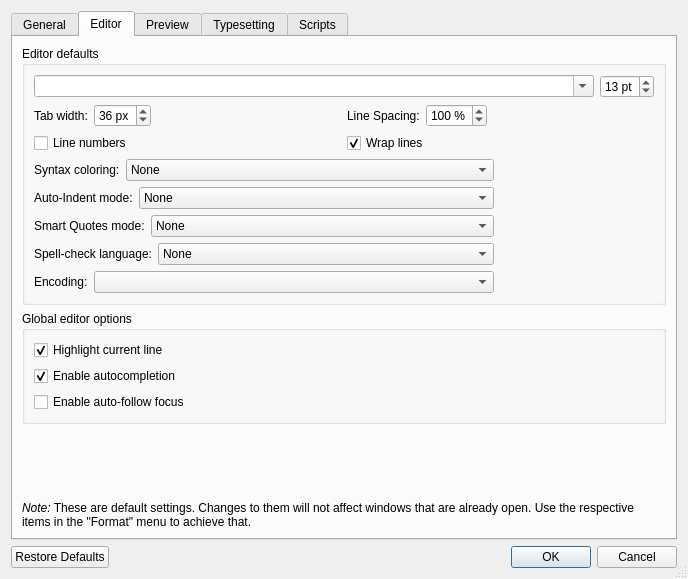
Qt form src/PrefsDialog.ui (TeXworks/texworks) before a commit.
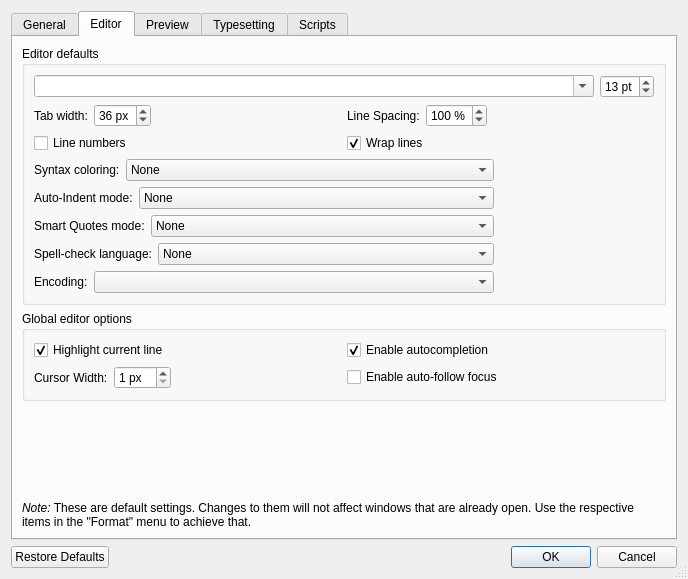
The same form after that commit. The open tabs and pages were chosen to show the change. Icons and pictures are not drawn. Custom widgets are drawn as their Qt base class.

Commit message:
Make text cursor width customizable (fixes #668, #669)
Also reverts d429add which did not work as intended.

What changed in the file:
```diff
--- a/src/PrefsDialog.ui
+++ b/src/PrefsDialog.ui
@@ -523,6 +523,8 @@
          </property>
          <layout class="QGridLayout" name="gridLayout_3">
           <item row="0" column="0">
+           <layout class="QHBoxLayout" name="horizontalLayout_9">
+            <item>
            <widget class="QCheckBox" name="highlightCurrentLine">
             <property name="text">
              <string>Highlight current line</string>
@@ -532,7 +534,58 @@
             </property>
            </widget>
           </item>
+            <item>
+             <spacer name="horizontalSpacer_11">
+              <property name="orientation">
+               <enum>Qt::Horizontal</enum>
+              </property>
+              <property name="sizeHint" stdset="0">
+               <size>
+                <width>40</width>
+                <height>20</height>
+               </size>
+              </property>
+             </spacer>
+            </item>
+           </layout>
+          </item>
           <item row="1" column="0">
+           <layout class="QHBoxLayout" name="horizontalLayout_6">
+            <item>
+             <widget class="QLabel" name="label_17">
+              <property name="text">
+               <string>Cursor Width:</string>
+              </property>
+             </widget>
+            </item>
+            <item>
+             <widget class="QSpinBox" name="cursorWidth">
+              <property name="suffix">
+               <string extracomment="cursor width unit"> px</string>
+              </property>
+              <property name="minimum">
+               <number>1</number>
+              </property>
+             </widget>
+            </item>
+            <item>
+             <spacer name="horizontalSpacer_12">
+              <property name="orientation">
+               <enum>Qt::Horizontal</enum>
+              </property>
+              <property name="sizeHint" stdset="0">
+               <size>
+                <width>40</width>
+                <height>20</height>
+               </size>
+              </property>
+             </spacer>
+            </item>
+           </layout>
+          </item>
+          <item row="0" column="1">
+           <layout class="QHBoxLayout" name="horizontalLayout_14">
+            <item>
            <widget class="QCheckBox" name="autocompleteEnabled">
             <property name="text">
              <string>Enable autocompletion</string>
@@ -542,7 +595,24 @@
             </property>
            </widget>
           </item>
-          <item row="2" column="0">
+            <item>
+             <spacer name="horizontalSpacer_10">
+              <property name="orientation">
+               <enum>Qt::Horizontal</enum>
+              </property>
+              <property name="sizeHint" stdset="0">
+               <size>
+                <width>40</width>
+                <height>20</height>
+               </size>
+              </property>
+             </spacer>
+            </item>
+           </layout>
+          </item>
+          <item row="1" column="1">
+           <layout class="QHBoxLayout" name="horizontalLayout_13">
+            <item>
            <widget class="QCheckBox" name="autoFollowFocusEnabled">
             <property name="text">
              <string>Enable auto-follow focus</string>
@@ -550,6 +620,8 @@
            </widget>
           </item>
          </layout>
+          </item>
+         </layout>
         </widget>
        </item>
        <item row="2" column="0">
@@ -871,14 +943,16 @@
             <item row="0" column="1">
              <widget class="QToolButton" name="pathUp">
               <property name="icon">
-               <iconset theme="go-up"/>
+               <iconset theme="go-up">
+                <normaloff>.</normaloff>.</iconset>
               </property>
              </widget>
             </item>
             <item row="0" column="2">
              <widget class="QToolButton" name="pathDown">
               <property name="icon">
-               <iconset theme="go-down"/>
+               <iconset theme="go-down">
+                <normaloff>.</normaloff>.</iconset>
               </property>
              </widget>
             </item>
@@ -898,14 +972,16 @@
             <item row="2" column="1">
              <widget class="QToolButton" name="pathAdd">
               <property name="icon">
-               <iconset theme="list-add"/>
+               <iconset theme="list-add">
+                <normaloff>.</normaloff>.</iconset>
               </property>
              </widget>
             </item>
             <item row="2" column="2">
              <widget class="QToolButton" name="pathRemove">
               <property name="icon">
-               <iconset theme="list-remove"/>
+               <iconset theme="list-remove">
+                <normaloff>.</normaloff>.</iconset>
               </property>
              </widget>
             </item>
@@ -940,14 +1016,16 @@
             <item row="0" column="1">
              <widget class="QToolButton" name="toolUp">
               <property name="icon">
-               <iconset theme="go-up"/>
+               <iconset theme="go-up">
+                <normaloff>.</normaloff>.</iconset>
               </property>
              </widget>
             </item>
             <item row="0" column="2">
              <widget class="QToolButton" name="toolDown">
               <property name="icon">
-               <iconset theme="go-down"/>
+               <iconset theme="go-down">
+                <normaloff>.</normaloff>.</iconset>
               </property>
              </widget>
             </item>
@@ -974,14 +1052,16 @@
             <item row="3" column="1">
              <widget class="QToolButton" name="toolAdd">
               <property name="icon">
-               <iconset theme="list-add"/>
+               <iconset theme="list-add">
+                <normaloff>.</normaloff>.</iconset>
               </property>
              </widget>
             </item>
             <item row="3" column="2">
              <widget class="QToolButton" name="toolRemove">
               <property name="icon">
-               <iconset theme="list-remove"/>
+               <iconset theme="list-remove">
+                <normaloff>.</normaloff>.</iconset>
               </property>
              </widget>
             </item>
```
Left out of the diff: 6 changed lines with no effect on the pictures. Lines whose indentation alone changed are shown as unchanged. The commit also changes 3 other files.
